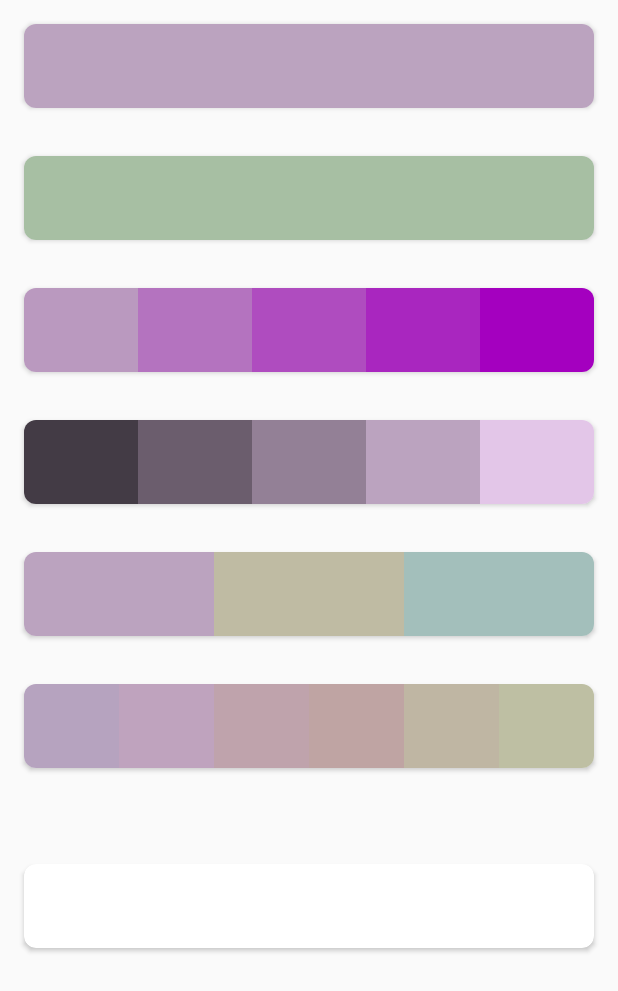
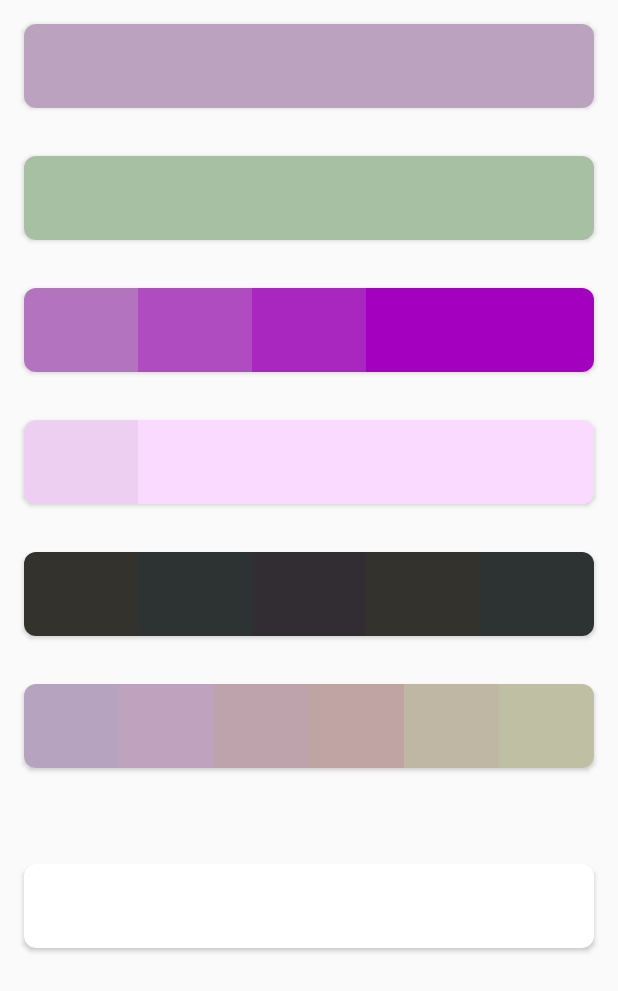
Before and after one commit to simo-andreev/Colourizmus, an Android app: the ColourDetailsActivity screen opened directly, with no data from a screen before it, on a phone screen of 412 x 824 dp. Shown: the top 991 px of the screen. Run offline under Robolectric (Android 15) with nearby library versions, the phone set to English and light mode, and no system bars; our stand-ins replace CircleImageView, Room's generated code, data binding; libraries missing offline, so code that uses them is left out: android.support.v7.

Commit message:
konvert: ColourDetailsActivity. Yet another on bites de_dust: de_dust2

```diff
--- a/app/build.gradle
+++ b/app/build.gradle
@@ -9,7 +9,7 @@ android {
     buildToolsVersion "26.0.2"
 
     defaultConfig {
-        applicationId "bg.o.sim.colourizmus_kotlin"
+        applicationId "bg.o.sim.colourizmus"
         minSdkVersion 21
         targetSdkVersion 26
         versionCode 2
--- a/app/src/main/java/bg/o/sim/colourizmus/view/ColourDetailsActivity.java
+++ /dev/null
@@ -1,160 +0,0 @@
-package bg.o.sim.colourizmus.view;
-
-import android.content.Intent;
-import android.graphics.Bitmap;
-import android.graphics.Color;
-import android.net.Uri;
-import android.os.Bundle;
-import android.provider.MediaStore;
-import android.support.annotation.ColorInt;
-import android.support.annotation.Nullable;
-import android.support.v4.content.ContextCompat;
-import android.support.v7.app.AppCompatActivity;
-import android.support.v7.graphics.Palette;
-import android.support.v7.widget.CardView;
-import android.widget.ImageView;
-import android.widget.Toast;
-
-import java.io.IOException;
-import java.util.Arrays;
-
-import bg.o.sim.colourizmus.R;
-import bg.o.sim.colourizmus.model.CR;
-import bg.o.sim.colourizmus.model.CustomColour;
-import bg.o.sim.colourizmus.utils.UtilKt;
-import bg.o.sim.colourizmus.utils.ViewBindAdapterKt;
-
-public class ColourDetailsActivity extends AppCompatActivity {
-
-    @Override
-    protected void onCreate(@Nullable Bundle savedInstanceState) {
-        super.onCreate(savedInstanceState);
-        setContentView(R.layout.activity_colour_details);
-
-        CustomColour colourInPlay;
-
-        if (getIntent().hasExtra(UtilKt.EXTRA_COLOUR))
-            colourInPlay = (CustomColour) getIntent().getSerializableExtra(UtilKt.EXTRA_COLOUR);
-        else if (getIntent().hasExtra(UtilKt.EXTRA_PICTURE_URI))
-            colourInPlay = loadPassedPhoto(getIntent());
-        else
-            colourInPlay = new CustomColour(CR.LIVE_COLOUR.getValue(), "temp");
-
-        float[] colInHSV = new float[3];
-        Color.colorToHSV(colourInPlay.getValue(), colInHSV);
-        bind(findViewById(R.id.colour_preview), colourInPlay);
-
-        colInHSV = new float[3];
-        Color.colorToHSV(colourInPlay.getValue(), colInHSV);
-        colInHSV[0] = (colInHSV[0] + 180) % 360;
-        int cmplColourInt = Color.HSVToColor(colInHSV);
-        CustomColour complimentary = new CustomColour(cmplColourInt, "Complimentary");
-        bind(findViewById(R.id.complimentary_preview), complimentary);
-
-
-        colInHSV = new float[3];
-        Color.colorToHSV(colourInPlay.getValue(), colInHSV);
-        colInHSV[1] = 0;
-
-        CustomColour[] coloursInPlay = new CustomColour[5];
-        for (byte i = 0; i < 5; i++) {
-            colInHSV[1] += 0.2;
-            coloursInPlay[i] = new CustomColour(Color.HSVToColor(colInHSV), "does NOT matter");
-        }
-        bind(findViewById(R.id.paletteA), coloursInPlay);
-
-
-        colInHSV = new float[3];
-        Color.colorToHSV(colourInPlay.getValue(), colInHSV);
-
-        while (colInHSV[2] >= 0.18)
-            colInHSV[2] -= 0.16;
-
-        coloursInPlay = new CustomColour[5];
-        for (byte i = 0; i < 5; i++) {
-            colInHSV[2] += 0.16;
-            coloursInPlay[i] = new CustomColour(Color.HSVToColor(colInHSV), "does NOT matter");
-        }
-        bind(findViewById(R.id.paletteB), coloursInPlay);
-
-
-        colInHSV = new float[3];
-        Color.colorToHSV(colourInPlay.getValue(), colInHSV);
-        coloursInPlay = new CustomColour[3];
-        for (byte i = 0; i < 3; i++) {
-            coloursInPlay[i] = new CustomColour(Color.HSVToColor(colInHSV), "does NOT matter");
-            colInHSV[0] = (colInHSV[0] + 120) % 360;
-        }
-        bind(findViewById(R.id.paletteC), coloursInPlay);
-
-
-        coloursInPlay = new CustomColour[6];
-
-        colInHSV[0] = (colInHSV[0] - 10) % 360;
-        coloursInPlay[0] = new CustomColour(Color.HSVToColor(colInHSV), "does NOT matter");
-
-        colInHSV[0] = (colInHSV[0] + 20) % 360;
-        coloursInPlay[1] = new CustomColour(Color.HSVToColor(colInHSV), "does NOT matter");
-
-
-        colInHSV[0] = (colInHSV[0] - 10) % 360;
-        colInHSV[0] = (colInHSV[0] + 60) % 360;
-
-
-        colInHSV[0] = (colInHSV[0] - 10) % 360;
-        coloursInPlay[2] = new CustomColour(Color.HSVToColor(colInHSV), "does NOT matter");
-        colInHSV[0] = (colInHSV[0] + 20) % 360;
-        coloursInPlay[3] = new CustomColour(Color.HSVToColor(colInHSV), "does NOT matter");
-
-
-        colInHSV[0] = (colInHSV[0] - 10) % 360;
-        colInHSV[0] = (colInHSV[0] + 60) % 360;
-
-
-        colInHSV[0] = (colInHSV[0] - 10) % 360;
-        coloursInPlay[4] = new CustomColour(Color.HSVToColor(colInHSV), "does NOT matter");
-        colInHSV[0] = (colInHSV[0] + 20) % 360;
-        coloursInPlay[5] = new CustomColour(Color.HSVToColor(colInHSV), "does NOT matter");
-
-        bind(findViewById(R.id.paletteD), coloursInPlay);
-    }
-
-    private CustomColour loadPassedPhoto(Intent intent) {
-        Uri uri = intent.getParcelableExtra(UtilKt.EXTRA_PICTURE_URI);
-        Bitmap bitmap;
-        try {
-            bitmap = MediaStore.Images.Media.getBitmap(this.getContentResolver(), uri);
-        } catch (IOException e) {
-            Toast.makeText(this, "aaaaah, fml....", Toast.LENGTH_SHORT).show();
-            throw new RuntimeException(e);
-        }
-
-        Palette palette =  new Palette.Builder(bitmap).generate();
-
-        @ColorInt int defCol = ContextCompat.getColor(this, R.color.error_red);
-
-        CustomColour colourToBeInPlay = new CustomColour(palette.getDominantColor(defCol), "temp");
-
-        CustomColour[] photoColours = new CustomColour[3];
-        photoColours[0] = new CustomColour(palette.getMutedColor(defCol), "nope1");
-        photoColours[1] = new CustomColour(palette.getDominantColor(defCol), "nope1");
-        photoColours[2] = new CustomColour(palette.getVibrantColor(defCol), "nope1");
-
-        ImageView photo = findViewById(R.id.photo_preview);
-
-        if (intent.hasExtra(UtilKt.EXTRA_PICTURE_THUMB))
-            bitmap = intent.getParcelableExtra(UtilKt.EXTRA_PICTURE_THUMB);
-        else
-            Toast.makeText(this, "no fucking thumb m7!", Toast.LENGTH_SHORT).show();
-
-        photo.setImageBitmap(bitmap);
-
-        bind(findViewById(R.id.photo_swatch), photoColours);
-
-        return colourToBeInPlay;
-    }
-
-    private void bind(CardView view, CustomColour... colours) {
-        ViewBindAdapterKt.bindColourList(view.findViewById(R.id.palette_row), colours);
-    }
-}
--- /dev/null
+++ b/app/src/main/java/bg/o/sim/colourizmus/view/ColourDetailsActivity.kt
@@ -0,0 +1,143 @@
+package bg.o.sim.colourizmus.view
+
+import android.content.Intent
+import android.graphics.Bitmap
+import android.graphics.Color
+import android.os.Bundle
+import android.support.v4.content.ContextCompat
+import android.support.v7.app.AppCompatActivity
+import android.support.v7.graphics.Palette
+import android.support.v7.widget.CardView
+import android.widget.LinearLayout
+import bg.o.sim.colourizmus.R
+import bg.o.sim.colourizmus.model.CustomColour
+import bg.o.sim.colourizmus.model.LIVE_COLOUR
+import bg.o.sim.colourizmus.utils.EXTRA_COLOUR
+import bg.o.sim.colourizmus.utils.EXTRA_PICTURE_THUMB
+import bg.o.sim.colourizmus.utils.EXTRA_PICTURE_URI
+import bg.o.sim.colourizmus.utils.bindColourList
+import kotlinx.android.synthetic.main.activity_colour_details.*
+
+class ColourDetailsActivity : AppCompatActivity() {
+
+    override fun onCreate(savedInstanceState: Bundle?) {
+        super.onCreate(savedInstanceState)
+        setContentView(R.layout.activity_colour_details)
+
+        val dominantCol: CustomColour  = when {
+            intent.hasExtra(EXTRA_COLOUR) -> intent.getSerializableExtra(EXTRA_COLOUR) as CustomColour
+            intent.hasExtra(EXTRA_PICTURE_URI) -> loadPassedPhoto(intent)
+            else -> CustomColour(LIVE_COLOUR.value!!, "")
+        }
+
+        // show the 'dominant' colour at top
+        bind(colour_preview as CardView, dominantCol)
+        // complimentary second
+        bind(complimentary_preview as CardView, getComplimentaryColour(dominantCol))
+        // and the rest ->
+        bind(paletteA as CardView, *getSaturationSwatch(dominantCol))
+        bind(paletteB as CardView, *getValueSwatch(dominantCol))
+        bind(paletteC as CardView, *getColourTriade(dominantCol))
+        bind(paletteD as CardView, *getHueSwatch(dominantCol))
+    }
+
+    private fun getComplimentaryColour(colourInPlay: CustomColour): CustomColour {
+        val colInHSV = FloatArray(3)
+        Color.colorToHSV(colourInPlay.value, colInHSV)
+        colInHSV[0] = (colInHSV[0] + 180) % 360 // invert the Hue
+
+        return CustomColour(Color.HSVToColor(colInHSV), "Complimentary")
+    }
+
+    private fun getSaturationSwatch(dominantCol: CustomColour): Array<CustomColour> {
+        val colInHSV = FloatArray(3)
+        Color.colorToHSV(dominantCol.value, colInHSV)
+        colInHSV[1] = 0.2f // set the Saturation to 0 for start of swatch
+
+        return Array(5) {
+            colInHSV[1] += 0.2f // increment saturation from 0.2 to 1 (thus start != white, but ends is [dominantColour])
+            CustomColour(Color.HSVToColor(colInHSV), "")
+        }
+    }
+
+    private fun getValueSwatch(dominantCol: CustomColour): Array<CustomColour> {
+        val colInHSV = FloatArray(3)
+        Color.colorToHSV(dominantCol.value, colInHSV)
+
+        return Array(5){
+            colInHSV[2] +=0.2f
+            CustomColour(Color.HSVToColor(colInHSV), "")
+        }
+    }
+
+    private fun getColourTriade(dominantCol: CustomColour): Array<CustomColour> {
+        val colInHSV = FloatArray(3)
+        Color.colorToHSV(dominantCol.value, colInHSV)
+        colInHSV[2] = 0.2f // Value element of HSV to 0.2, to allow for progression, but avoid starting at black
+
+        return Array(5){
+            colInHSV[0] = (colInHSV[0] + 120) % 360
+            CustomColour(Color.HSVToColor(colInHSV), "")
+        }
+    }
+
+    /**
+     * I have no idea exactly what happens in this method, or exactly what I was drinking when I wrote it.
+     * It *does* however do *something*.
+     * And I'm *pretty sure* I wasn't sober when I wrote most of this class (its original Java implementation anyway)
+     * ...
+     * Welp.
+     * It works (I think) so...
+     */
+    private fun getHueSwatch(dominantCol: CustomColour): Array<CustomColour> {
+        val colInHSV = FloatArray(3)
+        Color.colorToHSV(dominantCol.value, colInHSV)
+        val hueSwatch = Array(6, { CustomColour(-1, "") }) // default unless objects, so the GC has something to do... (-_-)
+
+        colInHSV[0] = (colInHSV[0] - 10) % 360
+        hueSwatch[0] = CustomColour(Color.HSVToColor(colInHSV), "")
+        colInHSV[0] = (colInHSV[0] + 20) % 360
+        hueSwatch[1] = CustomColour(Color.HSVToColor(colInHSV), "")
+
+
+        colInHSV[0] = (colInHSV[0] - 10) % 360
+        colInHSV[0] = (colInHSV[0] + 60) % 360
+
+
+        colInHSV[0] = (colInHSV[0] - 10) % 360
+        hueSwatch[2] = CustomColour(Color.HSVToColor(colInHSV), "")
+        colInHSV[0] = (colInHSV[0] + 20) % 360
+        hueSwatch[3] = CustomColour(Color.HSVToColor(colInHSV), "")
+
+
+        colInHSV[0] = (colInHSV[0] - 10) % 360
+        colInHSV[0] = (colInHSV[0] + 60) % 360
+
+
+        colInHSV[0] = (colInHSV[0] - 10) % 360
+        hueSwatch[4] = CustomColour(Color.HSVToColor(colInHSV), "")
+        colInHSV[0] = (colInHSV[0] + 20) % 360
+        hueSwatch[5] = CustomColour(Color.HSVToColor(colInHSV), "")
+
+        return hueSwatch
+    }
+
+    private fun loadPassedPhoto(intent: Intent): CustomColour {
+        val bitmap: Bitmap = intent.getParcelableExtra(EXTRA_PICTURE_THUMB)
+        val palette = Palette.Builder(bitmap).generate()
+        photo_preview.setImageBitmap(bitmap)
+
+        val default = ContextCompat.getColor(this, R.color.error_red)
+        bind(photo_swatch as CardView, CustomColour(palette.getMutedColor(default), ""),
+                CustomColour(palette.getDominantColor(default), ""),
+                CustomColour(palette.getVibrantColor(default), "")
+        )
+
+        return CustomColour(palette.getDominantColor(default), "prime")
+    }
+
+    private fun bind(view: CardView, vararg colours: CustomColour) {
+        view.findViewById<LinearLayout>(R.id.palette_row).bindColourList(*colours)
+    }
+
+}
--- a/app/src/main/res/values/strings.xml
+++ b/app/src/main/res/values/strings.xml
@@ -1,6 +1,6 @@
 <resources>
 
-    <string name="file_provider_auth">bg.o.sim.colourizmus.fileprovider_kotlin</string>
+    <string name="file_provider_auth">bg.o.sim.colourizmus.fileprovider</string>
     <string name="app_name">Kolourizmus</string>
     <string name="FUCK">well… I dun fucked up…</string>
 
```
Also changed, not shown: app/src/main/java/bg/o/sim/colourizmus/view/ColourCreationActivity.kt (+9 -8 lines).
